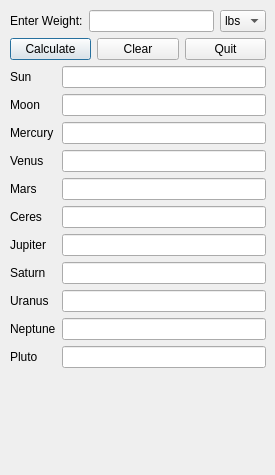
mareuter/Planet-Weight-Calculator, file ui/planet_weight.ui: the form before one commit.
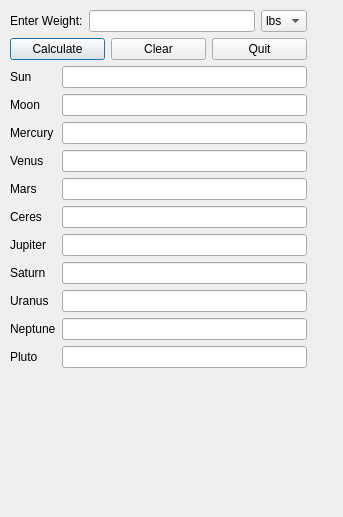
The form after the commit.

Commit message: Changing dialog class name now after checking got messed up.

```diff
--- a/ui/planet_weight.ui
+++ b/ui/planet_weight.ui
@@ -1,12 +1,13 @@
-<ui version="4.0" >
- <class>PlanetWeight</class>
- <widget class="QDialog" name="PlanetWeight" >
-  <property name="geometry" >
+<?xml version="1.0" encoding="UTF-8"?>
+<ui version="4.0">
+ <class>PlanetWeightDialog</class>
+ <widget class="QDialog" name="PlanetWeightDialog">
+  <property name="geometry">
    <rect>
     <x>0</x>
     <y>0</y>
-    <width>275</width>
-    <height>475</height>
+    <width>343</width>
+    <height>517</height>
    </rect>
   </property>
   <property name="sizePolicy" >
@@ -30,16 +31,16 @@
   <property name="windowTitle" >
    <string>Planetary Weight Calculator</string>
   </property>
-  <widget class="QWidget" name="" >
-   <property name="geometry" >
+  <widget class="QWidget" name="layoutWidget">
+   <property name="geometry">
     <rect>
      <x>10</x>
      <y>10</y>
-     <width>256</width>
+     <width>297</width>
      <height>455</height>
     </rect>
    </property>
-   <layout class="QVBoxLayout" name="verticalLayout" >
+   <layout class="QVBoxLayout" name="verticalLayout">
     <item>
      <layout class="QHBoxLayout" name="horizontalLayout" >
       <item>
```
Left out of the diff: 248 changed lines with no effect on the pictures.
